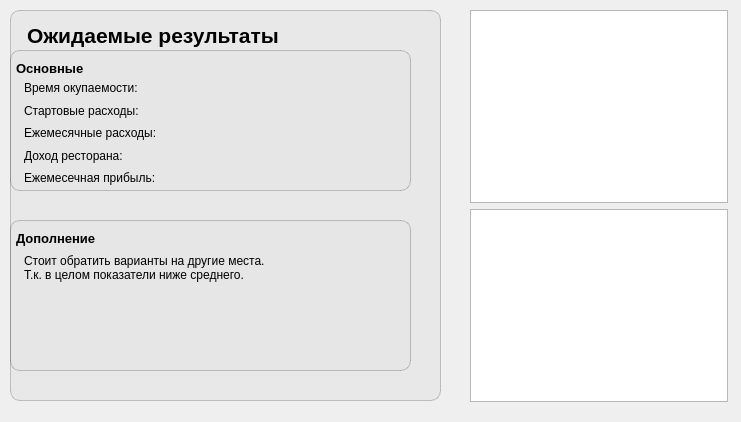
This is setupReportUI.ui in OpexHunter/BusinessCalc as Qt 5 draws it before an edit. The edited form follows.
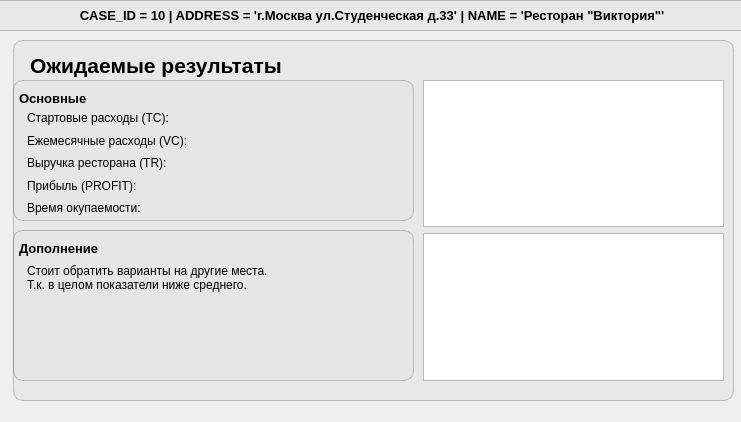
This is the edited form. Icons and pictures are not drawn.

Commit message: report work ehaaaaa

The edit to the form file:
```diff
--- a/setupReportUI.ui
+++ b/setupReportUI.ui
@@ -20,10 +20,10 @@
   <widget class="QFrame" name="res">
    <property name="geometry">
     <rect>
-     <x>10</x>
-     <y>10</y>
-     <width>431</width>
-     <height>391</height>
+     <x>13</x>
+     <y>40</y>
+     <width>721</width>
+     <height>361</height>
     </rect>
    </property>
    <property name="styleSheet">
@@ -118,35 +118,35 @@
       <item>
        <widget class="QLabel" name="rep1">
         <property name="text">
-         <string>Время окупаемости:</string>
+         <string>Стартовые расходы (TC):</string>
         </property>
        </widget>
       </item>
       <item>
        <widget class="QLabel" name="rep2">
         <property name="text">
-         <string>Стартовые расходы:</string>
+         <string>Ежемесячные расходы (VC):</string>
         </property>
        </widget>
       </item>
       <item>
        <widget class="QLabel" name="rep3">
         <property name="text">
-         <string>Ежемесячные расходы:</string>
+         <string>Выручка ресторана (TR):</string>
         </property>
        </widget>
       </item>
       <item>
        <widget class="QLabel" name="rep4">
         <property name="text">
-         <string>Доход ресторана:</string>
+         <string>Прибыль (PROFIT):</string>
         </property>
        </widget>
       </item>
       <item>
        <widget class="QLabel" name="rep5">
         <property name="text">
-         <string>Ежемесечная прибыль:</string>
+         <string>Время окупаемости:</string>
         </property>
        </widget>
       </item>
@@ -178,7 +178,7 @@
     <property name="geometry">
      <rect>
       <x>0</x>
-      <y>210</y>
+      <y>190</y>
       <width>401</width>
       <height>151</height>
      </rect>
@@ -265,24 +265,53 @@
      </property>
     </widget>
    </widget>
+   <widget class="QWidget" name="layoutWidget">
+    <property name="geometry">
+     <rect>
+      <x>410</x>
+      <y>40</y>
+      <width>301</width>
+      <height>301</height>
+     </rect>
+    </property>
+    <layout class="QVBoxLayout" name="verticalLayout_2">
+     <item>
+      <widget class="QGraphicsView" name="graphic1"/>
+     </item>
+     <item>
+      <widget class="QGraphicsView" name="graphic2"/>
+     </item>
+    </layout>
+   </widget>
   </widget>
-  <widget class="QWidget" name="layoutWidget">
+  <widget class="QLabel" name="ReportData">
    <property name="geometry">
     <rect>
-     <x>470</x>
-     <y>10</y>
-     <width>258</width>
-     <height>392</height>
+     <x>-10</x>
+     <y>0</y>
+     <width>761</width>
+     <height>31</height>
     </rect>
    </property>
-   <layout class="QVBoxLayout" name="verticalLayout_2">
-    <item>
-     <widget class="QGraphicsView" name="graphicsView"/>
-    </item>
-    <item>
-     <widget class="QGraphicsView" name="graphicsView_2"/>
-    </item>
-   </layout>
+   <property name="styleSheet">
+    <string notr="true">QLabel {
+    font-size: 13px;
+	background-color: rgb(255, 255, 255);
+    font-weight: bold;
+	margin-left: 3px;
+    font-family: &quot;Noto Sans&quot;;
+	background-color: rgba(0, 0, 0, 0.03);
+    border: 1px solid rgba(0, 0, 0, 0.2); border-radius: 0px;
+}
+
+</string>
+   </property>
+   <property name="text">
+    <string>CASE_ID = 10 | ADDRESS = 'г.Москва ул.Студенческая д.33' | NAME = 'Ресторан &quot;Виктория&quot;'</string>
+   </property>
+   <property name="alignment">
+    <set>Qt::AlignCenter</set>
+   </property>
   </widget>
  </widget>
  <resources>
```
Left out of the diff: 8 changed lines with no effect on the pictures. The commit also changes 6 other files.
